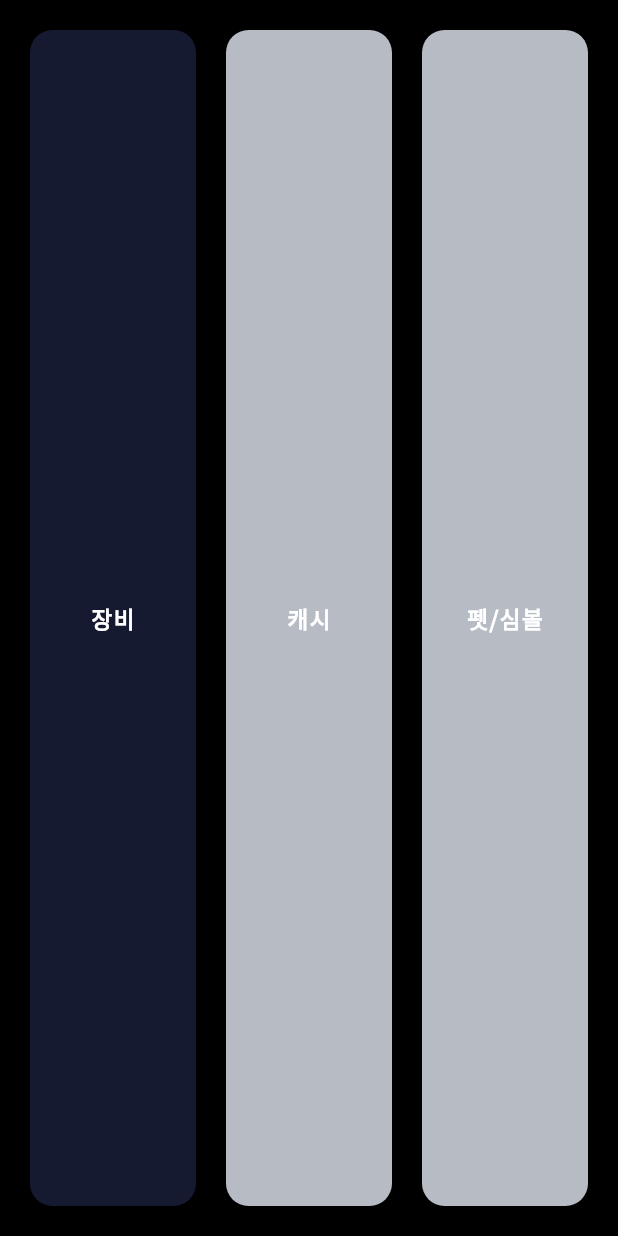
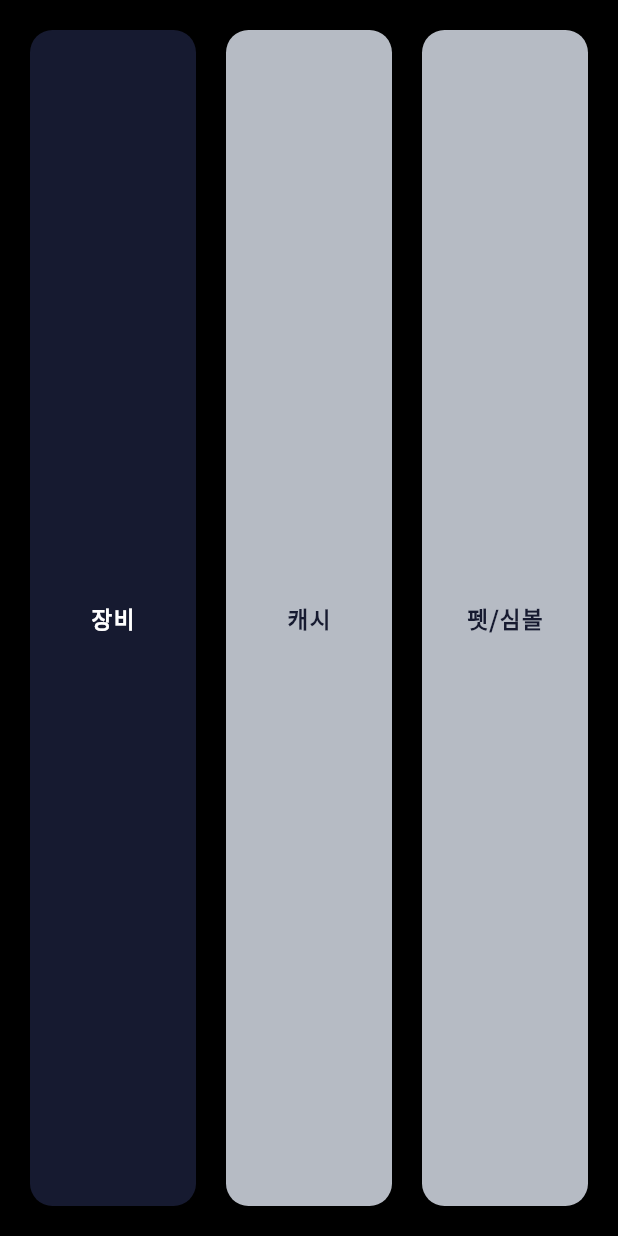
Before and after one commit to Jisup/maple_spy, a Flutter app: the DetailSelectTabWidget widget shown alone on an empty page, opened directly, on a phone screen of 412 x 824 dp. Run offline on Flutter 3.47's test engine with Material 3 defaults, Android fonts, the light colour scheme and no system bars; our stand-ins replace dio, flutter_dotenv, flutter_riverpod, go_router, loading_animation_widget; missing offline and left inert: stroke_text.

Commit message:
SelectTab 상태에 맞춘 색상 변경

```diff
--- a/lib/widget/detail_page/detail_select_tab.dart
+++ b/lib/widget/detail_page/detail_select_tab.dart
@@ -42,7 +42,7 @@ class DetailSelectTabWidget extends ConsumerWidget {
                     child: Text(
                       tab['text'],
                       style: TextStyle(
-                          color: Colors.white,
+                          color: equal ? Colors.white : colorScheme.primary,
                           fontSize: tab['fontSize'],
                           fontWeight: FontWeight.bold,
                           letterSpacing: SpacingConfig.commonSpacing),
```
